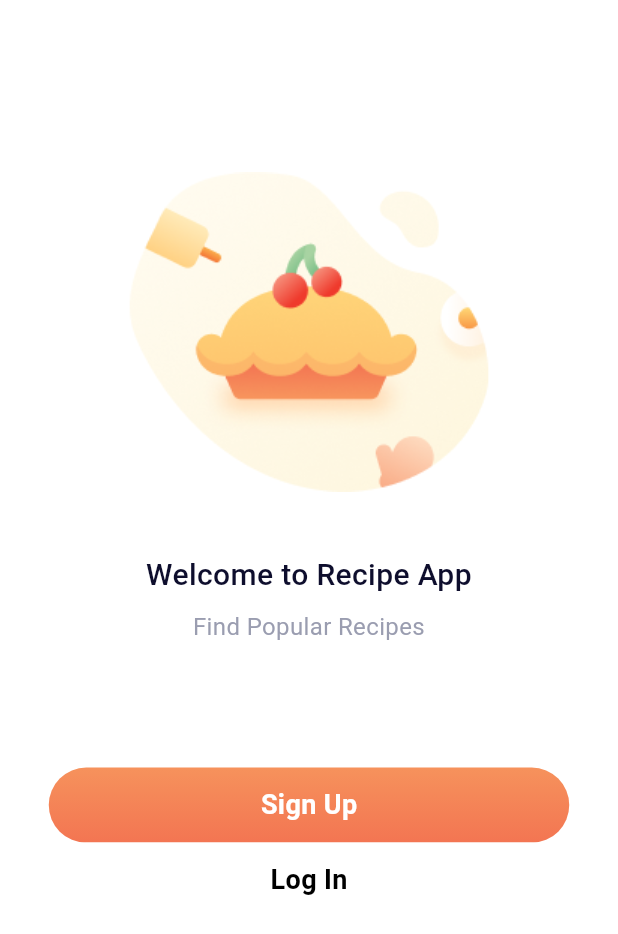
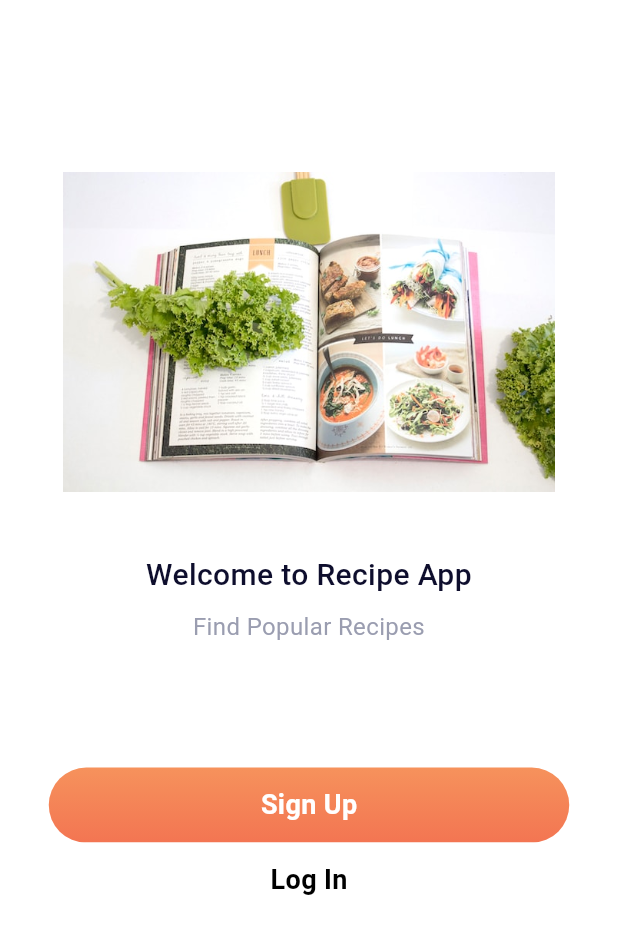
Before and after one commit to yusufgokhankuyu/Recipe_App_With_Flutter_YGK, a Flutter app: the screen it shows after launch, on a phone screen of 412 x 824 dp. Shown: the top 934 px of the screen. Run offline on Flutter 3.47's test engine with Material 3 defaults, Android fonts, the phone set to English and light mode, and no system bars; our stand-ins replace cloud_firestore, firebase_auth, firebase_core, flutter_svg, fluttertoast, google_sign_in; accounts and stored records are empty; generated files the repository leaves out were written again; Roboto replaces fonts that are missing (SFProText).

```diff
--- a/lib/screens/onboarding_screen.dart
+++ b/lib/screens/onboarding_screen.dart
@@ -44,7 +44,7 @@ class _OnboardingScreenState extends State<OnboardingScreen> {
               height: 213,
               decoration: const BoxDecoration(
                 image: DecorationImage(
-                  image: AssetImage('assets/images/img-onboarding.png'),
+                  image: AssetImage('assets/images/recipe_onboarding.jpg'),
                 ),
               ),
             ),
```
Also changed, not shown: assets/images/recipe_onboarding.jpg (added), 11 other files.
